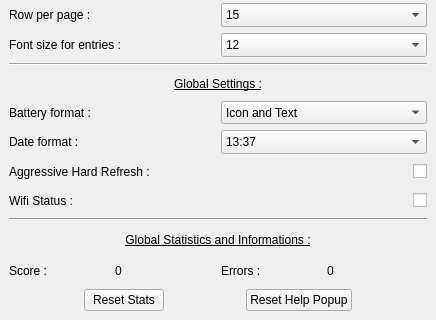
Before: the Qt Designer form Src/Pages/AppSettingsPage.ui in Aryetis/Obenkyobo, drawn with Qt 5; both pictures show x 0 to 436 and y 191 to 511 of the 436 by 511 pixel window.
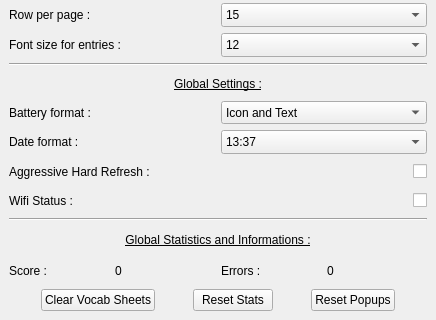
After: the same form once the commit is applied.

Commit message: Connecting VocabExplorerPage's status checkboxes

What changed in the file:
```diff
--- a/Src/Pages/AppSettingsPage.ui
+++ b/Src/Pages/AppSettingsPage.ui
@@ -675,6 +675,26 @@
        <property name="topMargin">
         <number>0</number>
        </property>
+       <item>
+        <spacer name="horizontalSpacer_6">
+         <property name="orientation">
+          <enum>Qt::Horizontal</enum>
+         </property>
+         <property name="sizeHint" stdset="0">
+          <size>
+           <width>40</width>
+           <height>20</height>
+          </size>
+         </property>
+        </spacer>
+       </item>
+       <item>
+        <widget class="QPushButton" name="DisableVocabSheets">
+         <property name="text">
+          <string>Clear Vocab Sheets</string>
+         </property>
+        </widget>
+       </item>
        <item>
         <spacer name="horizontalSpacer_5">
          <property name="orientation">
@@ -717,7 +737,7 @@
        <item>
         <widget class="QPushButton" name="resetPopup">
          <property name="text">
-          <string>Reset Help Popup</string>
+          <string>Reset Popups</string>
          </property>
         </widget>
        </item>
```
The commit also changes 5 other files.
